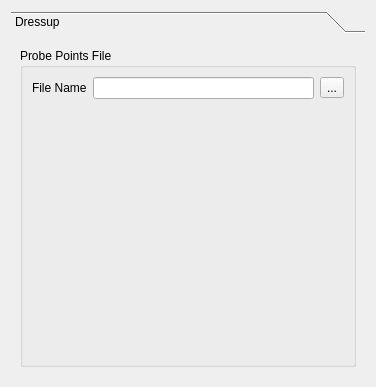
Before: the Qt Designer form src/Mod/CAM/Gui/Resources/panels/ZCorrectEdit.ui in southseact-3d/fcd, drawn with Qt 5.
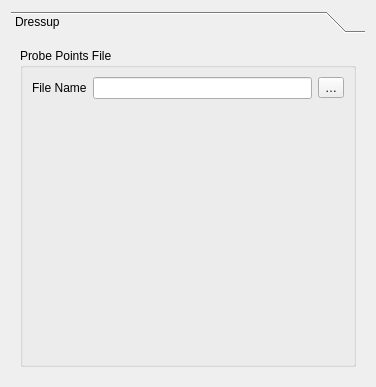
After: the same form once the commit is applied.

```diff
--- a/src/Mod/CAM/Gui/Resources/panels/ZCorrectEdit.ui
+++ b/src/Mod/CAM/Gui/Resources/panels/ZCorrectEdit.ui
@@ -61,7 +61,7 @@
           <item row="0" column="2">
            <widget class="QToolButton" name="SetProbePointFileName">
             <property name="text">
-             <string notr="true">...</string>
+             <string notr="true">…</string>
             </property>
            </widget>
           </item>
```
